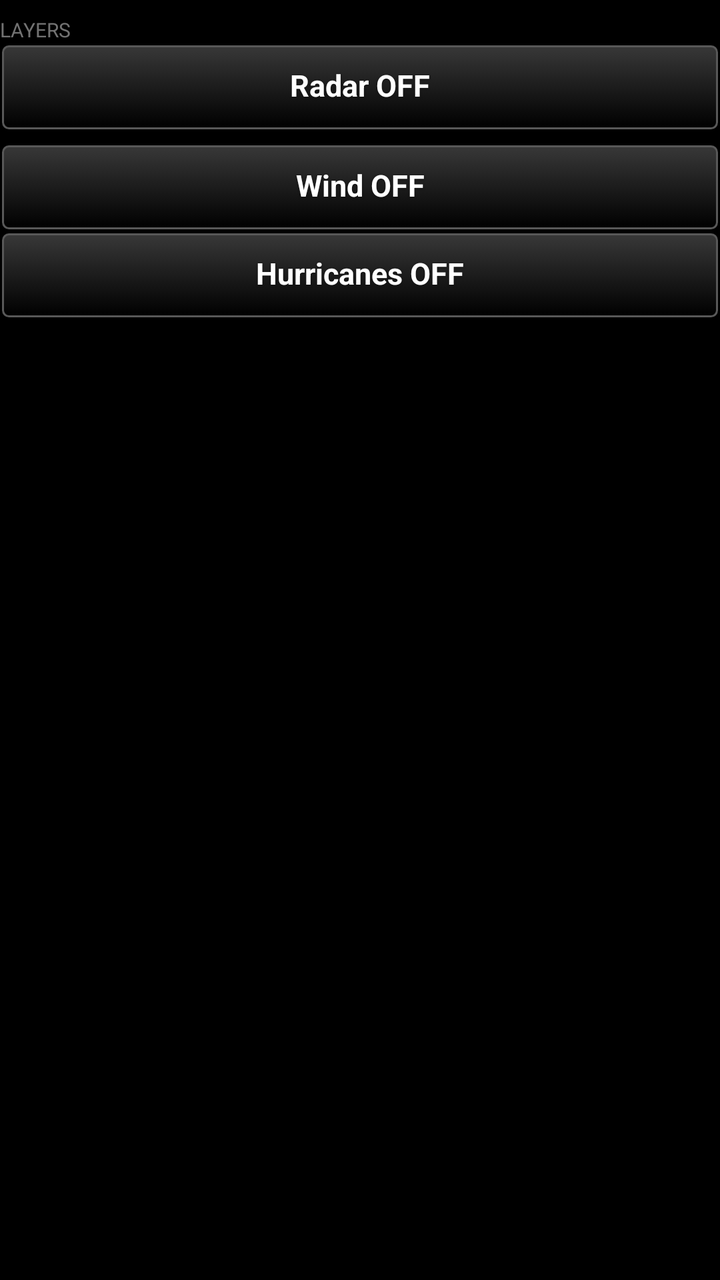
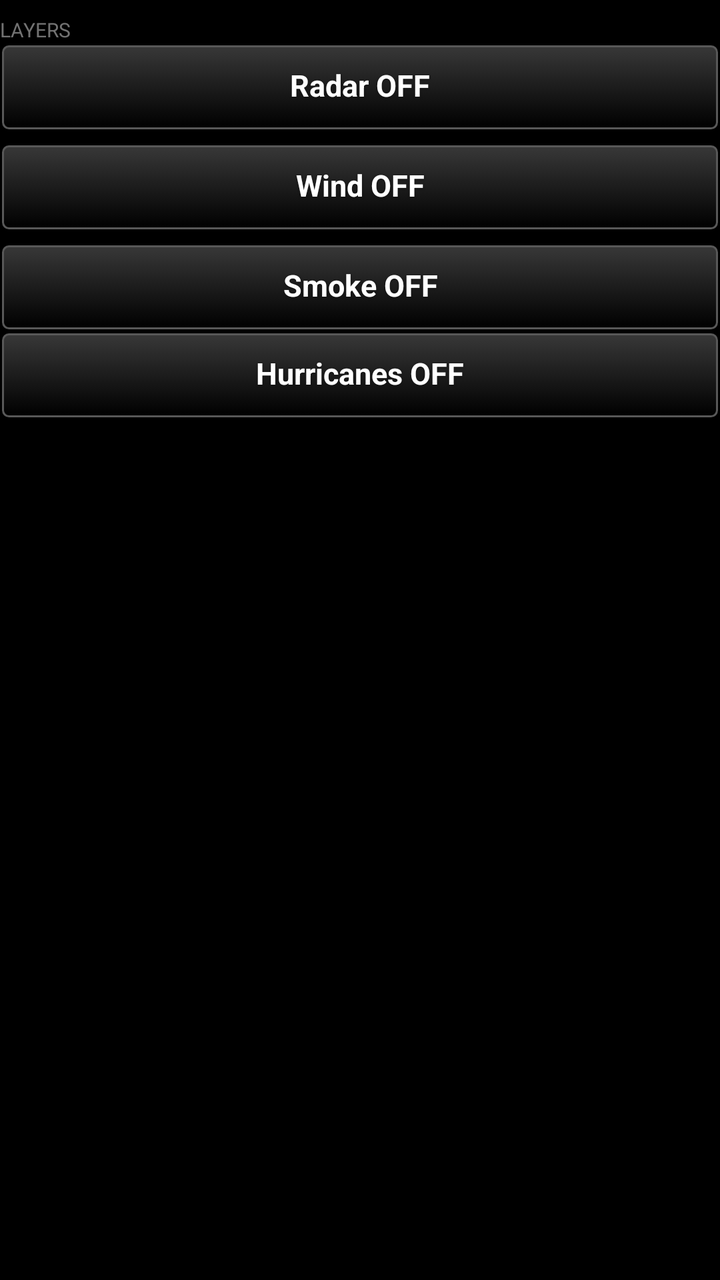

The first picture is an Android layout as it rendered before a commit; the second is the same layout after the commit. The layout source and the unified diff follow.
<!-- AndroidManifest.xml: application theme AppTheme -->
<!-- res/layout/page_layers.xml -->
<?xml version="1.0" encoding="utf-8"?>
<ScrollView xmlns:android="http://schemas.android.com/apk/res/android"
    android:layout_width="match_parent"
    android:layout_height="match_parent"
    android:fadeScrollbars="false"
    android:focusableInTouchMode="true"
    android:descendantFocusability="beforeDescendants">

    <LinearLayout
        android:layout_width="match_parent"
        android:layout_height="wrap_content"
        android:orientation="vertical"
        android:paddingBottom="8dp">

        
        <TextView
            android:id="@+id/layers_heading"
            android:layout_width="match_parent"
            android:layout_height="wrap_content"
            android:text="@string/heading_layers"
            android:textSize="10sp"
            android:textAllCaps="true"
            android:paddingTop="8dp"
            android:alpha="0.6" />

        
        <LinearLayout
            android:id="@+id/layer_list"
            android:layout_width="match_parent"
            android:layout_height="wrap_content"
            android:orientation="vertical">


            
            <LinearLayout
                android:layout_width="match_parent"
                android:layout_height="wrap_content"
                android:orientation="horizontal">

                <Button
                    android:id="@+id/radar_toggle"
                    style="@style/TakwerxButton"
                    android:layout_width="0dp"
                    android:layout_weight="1"
                    android:layout_height="wrap_content"
                    android:text="@string/radar_off" />

                <ImageButton
                    android:id="@+id/radar_expand"
                    style="@style/TakwerxIconButton"
                    android:layout_width="44dp"
                    android:layout_weight="0"
                    android:contentDescription="@string/show_settings"
                    android:src="@drawable/ic_expand"
                    android:visibility="gone" />
            </LinearLayout>

            <LinearLayout
                android:id="@+id/radar_settings"
                android:layout_width="match_parent"
                android:layout_height="wrap_content"
                android:orientation="vertical"
                android:visibility="gone" />

            <LinearLayout
                android:layout_width="match_parent"
                android:layout_height="wrap_content"
                android:layout_marginTop="6dp"
                android:orientation="horizontal">

                <Button
                    android:id="@+id/wind_toggle"
                    style="@style/TakwerxButton"
                    android:layout_width="0dp"
                    android:layout_weight="1"
                    android:layout_height="wrap_content"
                    android:text="@string/wind_off" />

                <ImageButton
                    android:id="@+id/wind_expand"
                    style="@style/TakwerxIconButton"
                    android:layout_width="44dp"
                    android:layout_weight="0"
                    android:contentDescription="@string/show_settings"
                    android:src="@drawable/ic_expand"
                    android:visibility="gone" />
            </LinearLayout>

            <LinearLayout
                android:id="@+id/wind_settings"
                android:layout_width="match_parent"
                android:layout_height="wrap_content"
                android:orientation="vertical"
                android:visibility="gone">

            
            <LinearLayout
                android:id="@+id/scrubber"
                android:layout_width="match_parent"
                android:layout_height="wrap_content"
                android:orientation="vertical"
                android:visibility="gone">

                <TextView
                    android:id="@+id/scrubber_label"
                    android:layout_width="match_parent"
                    android:layout_height="wrap_content"
                    android:layout_marginTop="6dp"
                    android:textColor="@color/white"
                    android:textSize="13sp"
                    android:text="" />

                <LinearLayout
                    android:id="@+id/scrubber_days"
                    android:layout_width="match_parent"
                    android:layout_height="wrap_content"
                    android:orientation="horizontal" />

                <LinearLayout
                    android:id="@+id/scrubber_hours"
                    android:layout_width="match_parent"
                    android:layout_height="wrap_content"
                    android:orientation="vertical" />
            </LinearLayout>

            
            <LinearLayout
                android:id="@+id/wind_scale_host"
                android:layout_width="match_parent"
                android:layout_height="wrap_content"
                android:orientation="vertical"
                android:paddingLeft="4dp"
                android:paddingRight="4dp"
                android:paddingTop="4dp"
                android:visibility="gone" />

            
            <LinearLayout
                android:id="@+id/wind_level_block"
                android:layout_width="match_parent"
                android:layout_height="wrap_content"
                android:orientation="vertical"
                android:visibility="gone">

                
                <TextView
                    android:id="@+id/wind_reading"
                    android:layout_width="match_parent"
                    android:layout_height="wrap_content"
                    android:layout_marginTop="6dp"
                    android:textColor="@color/white"
                    android:textSize="15sp"
                    android:text="" />

                
                <TextView
                    android:id="@+id/wind_level_label"
                    android:layout_width="match_parent"
                    android:layout_height="wrap_content"
                    android:layout_marginTop="8dp"
                    android:text="@string/heading_height"
                    android:textSize="10sp"
                    android:textAllCaps="true"
                    android:alpha="0.6" />

                <LinearLayout
                    android:id="@+id/wind_level_rows"
                    android:layout_width="match_parent"
                    android:layout_height="wrap_content"
                    android:orientation="vertical" />
            </LinearLayout>
            </LinearLayout>

            <LinearLayout
                android:layout_width="match_parent"
                android:layout_height="wrap_content"
                android:orientation="horizontal">

                <Button
                    android:id="@+id/tropical_toggle"
                    style="@style/TakwerxButton"
                    android:layout_width="0dp"
                    android:layout_weight="1"
                    android:layout_height="wrap_content"
                    android:text="@string/tropical_off" />

                <ImageButton
                    android:id="@+id/tropical_expand"
                    style="@style/TakwerxIconButton"
                    android:layout_width="44dp"
                    android:layout_weight="0"
                    android:contentDescription="@string/show_settings"
                    android:src="@drawable/ic_expand"
                    android:visibility="gone" />
            </LinearLayout>

            
            <LinearLayout
                android:id="@+id/tropical_settings"
                android:layout_width="match_parent"
                android:layout_height="wrap_content"
                android:orientation="vertical"
                android:visibility="gone">

                <TextView
                    android:id="@+id/tropical_status"
                    android:layout_width="match_parent"
                    android:layout_height="wrap_content"
                    android:layout_marginTop="6dp"
                    android:layout_marginBottom="4dp"
                    android:textColor="@color/white"
                    android:textSize="13sp"
                    android:text="" />

                
                <LinearLayout
                    android:id="@+id/tropical_scale"
                    android:layout_width="match_parent"
                    android:layout_height="wrap_content"
                    android:layout_marginBottom="6dp"
                    android:orientation="horizontal" />

                <LinearLayout
                    android:id="@+id/tropical_rows"
                    android:layout_width="match_parent"
                    android:layout_height="wrap_content"
                    android:orientation="vertical" />
            </LinearLayout>
        </LinearLayout>

        
        <TextView
            android:id="@+id/layers_attribution"
            android:layout_width="match_parent"
            android:layout_height="wrap_content"
            android:textSize="11sp"
            android:layout_marginTop="@dimen/auto_margin"
            android:text="" />
    </LinearLayout>
</ScrollView>
<!-- resources referenced by this layout -->
<resources>
  <color name="white">#ffffff</color>
  <dimen name="auto_margin">6dp</dimen>
  <string name="heading_height">Height</string>
  <string name="heading_layers">Layers</string>
  <string name="radar_off">Radar OFF</string>
  <string name="show_settings">Show or hide this layer\'s settings</string>
  <string name="tropical_off">Hurricanes OFF</string>
  <string name="wind_off">Wind OFF</string>
  <style name="TakwerxButton" parent="@style/darkButton">
          <item name="android:paddingLeft">12dp</item>
          <item name="android:paddingRight">12dp</item>
          <item name="android:paddingTop">6dp</item>
          <item name="android:paddingBottom">8dp</item>
          <item name="android:minHeight">44dp</item>
          <item name="android:minWidth">0dp</item>
          <item name="android:textSize">15sp</item>
          <item name="android:singleLine">true</item>
          <item name="android:ellipsize">end</item>
      </style>
  <style name="TakwerxIconButton">
          <item name="android:layout_width">0dp</item>
          <item name="android:layout_weight">1</item>
          <item name="android:layout_height">44dp</item>
          <item name="android:layout_marginLeft">2dp</item>
          <item name="android:layout_marginRight">2dp</item>
          <item name="android:background">@drawable/btn_gray</item>
          <item name="android:scaleType">centerInside</item>
          <item name="android:padding">9dp</item>
      </style>
  <style name="AppTheme" parent="@android:style/Theme.Holo">
          <item name="android:buttonStyle">@android:style/Widget.Button</item>
          <item name="android:imageButtonStyle">@android:style/Widget.Button</item>
          <item name="android:buttonStyleToggle">@android:style/Widget.Button</item>
          <item name="android:spinnerStyle">@style/ATAKSpinner</item>
          <item name="android:spinnerItemStyle">@style/ATAKSpinnerItem</item>
          <item name="android:editTextStyle">@style/ATAKEditText</item>
      </style>
  <style name="darkButton" parent="@android:style/Widget.Button">
          <item name="android:background">@drawable/btn_gray</item>
          <item name="android:shadowColor">@color/darker_gray</item>
          <item name="android:shadowDy">1</item>
          <item name="android:shadowRadius">2</item>
          <item name="android:textColor">@color/white</item>
          <item name="android:textStyle">bold</item>
          <item name="android:paddingTop">0dp</item>
          <item name="android:paddingBottom">3dp</item>
          <item name="android:textSize">@dimen/fontSize</item>
      </style>
  <style name="ATAKSpinner" parent="@android:style/Widget.Spinner">
          <item name="android:spinnerMode">dialog</item>
      </style>
  <style name="ATAKSpinnerItem">
          <item name="android:textColor">@android:color/white</item>
          <item name="android:dropDownVerticalOffset">0dip</item>
          <item name="android:dropDownHorizontalOffset">0dip</item>
          <item name="android:dropDownWidth">wrap_content</item>
          <item name="android:gravity">left|center_vertical</item>
      </style>
  <style name="ATAKEditText" parent="@android:style/Widget.EditText">
          
          
  
          
          <item name="android:imeOptions">flagNoFullscreen</item>
      </style>
  <color name="darker_gray">#121212</color>
  <dimen name="fontSize">14sp</dimen>
  <!-- drawable new_dark_button_disabled (drawable) -->
  <?xml version="1.0" encoding="utf-8"?>
  <layer-list xmlns:android="http://schemas.android.com/apk/res/android">
      <item android:bottom="1dp" android:right="1dp" android:left="1dp" android:top="1dp">
          <shape android:shape="rectangle">
              <corners android:radius="3dp" />
              <stroke
                  android:width="1dp"
                  android:color="#484848" />
              <solid android:color="#484848" />
          </shape>
      </item>
  </layer-list>
  <!-- unchanged entries left out for length: 4 -->
</resources>

<!-- the commit's change to res/layout/page_layers.xml (unified diff, before → after) -->
@@ -171,6 +171,75 @@
             </LinearLayout>
             </LinearLayout>
 
+            
+            <LinearLayout
+                android:layout_width="match_parent"
+                android:layout_height="wrap_content"
+                android:layout_marginTop="6dp"
+                android:orientation="horizontal">
+
+                <Button
+                    android:id="@+id/smoke_toggle"
+                    style="@style/TakwerxButton"
+                    android:layout_width="0dp"
+                    android:layout_weight="1"
+                    android:layout_height="wrap_content"
+                    android:text="@string/smoke_off" />
+
+                <ImageButton
+                    android:id="@+id/smoke_expand"
+                    style="@style/TakwerxIconButton"
+                    android:layout_width="44dp"
+                    android:layout_weight="0"
+                    android:contentDescription="@string/show_settings"
+                    android:src="@drawable/ic_expand"
+                    android:visibility="gone" />
+            </LinearLayout>
+
+            <LinearLayout
+                android:id="@+id/smoke_settings"
+                android:layout_width="match_parent"
+                android:layout_height="wrap_content"
+                android:orientation="vertical"
+                android:visibility="gone">
+
+                
+                <LinearLayout
+                    android:id="@+id/smoke_scale_host"
+                    android:layout_width="match_parent"
+                    android:layout_height="wrap_content"
+                    android:orientation="vertical"
+                    android:paddingLeft="4dp"
+                    android:paddingRight="4dp"
+                    android:paddingTop="4dp" />
+
+                
+                <TextView
+                    android:id="@+id/smoke_reading"
+                    android:layout_width="match_parent"
+                    android:layout_height="wrap_content"
+                    android:layout_marginTop="6dp"
+                    android:textColor="@color/white"
+                    android:textSize="15sp"
+                    android:text="" />
+
+                <TextView
+                    android:layout_width="match_parent"
+                    android:layout_height="wrap_content"
+                    android:layout_marginTop="8dp"
+                    android:text="@string/heading_height"
+                    android:textSize="10sp"
+                    android:textAllCaps="true"
+                    android:alpha="0.6" />
+
+                
+                <LinearLayout
+                    android:id="@+id/smoke_height_row"
+                    android:layout_width="match_parent"
+                    android:layout_height="wrap_content"
+                    android:orientation="horizontal" />
+            </LinearLayout>
+
             <LinearLayout
                 android:layout_width="match_parent"
                 android:layout_height="wrap_content"
<!-- resource entries referenced after the edit -->
@@ -6,6 +6,7 @@
   <string name="heading_layers">Layers</string>
   <string name="radar_off">Radar OFF</string>
   <string name="show_settings">Show or hide this layer\'s settings</string>
+  <string name="smoke_off">Smoke OFF</string>
   <string name="tropical_off">Hurricanes OFF</string>
   <string name="wind_off">Wind OFF</string>
   <style name="TakwerxButton" parent="@style/darkButton">
